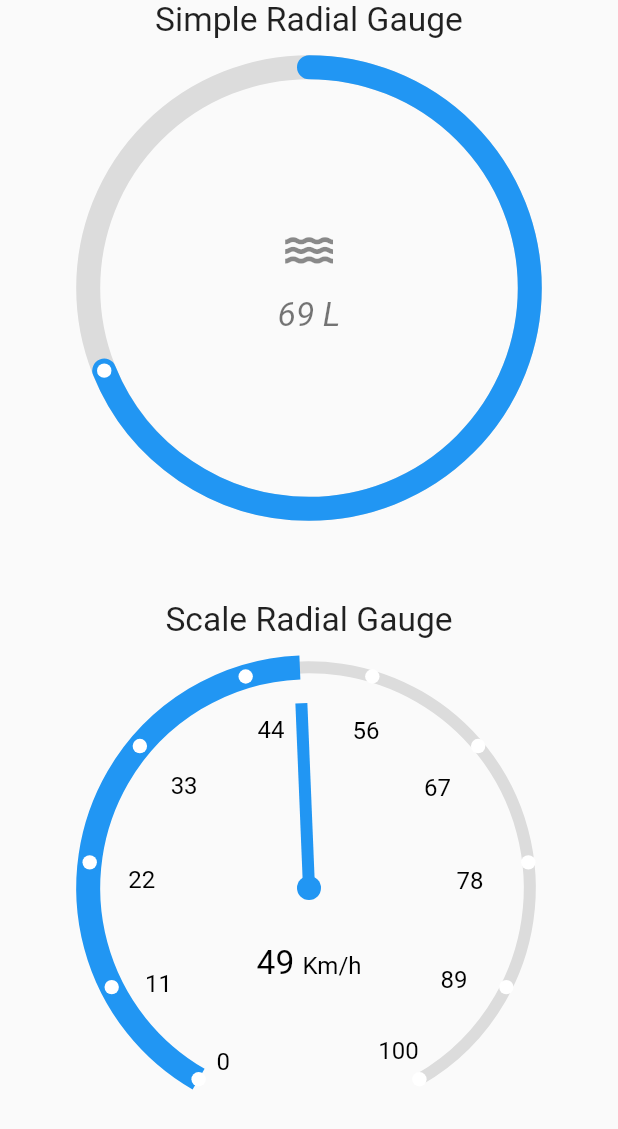
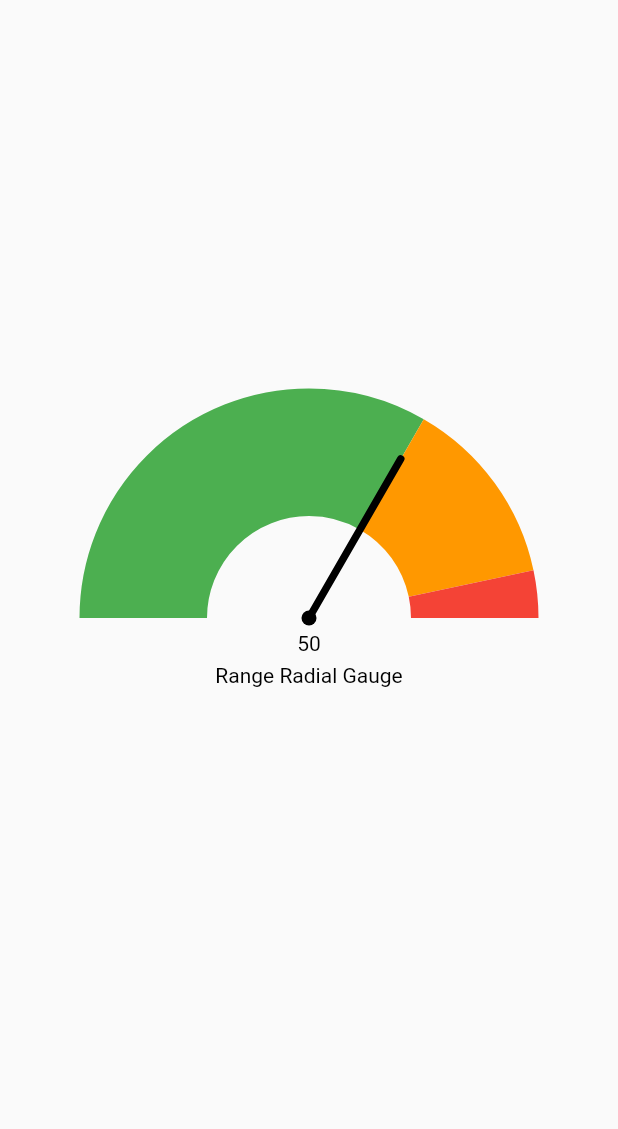
Before and after one commit to atsign-foundation/at_gauges, a Flutter app: the screen it shows after launch, on a phone screen of 412 x 824 dp. Shown: the top 1129 px of the screen. Run offline on Flutter 3.47's test engine with Material 2 defaults, Android fonts, the phone set to English and light mode, and no system bars.

Commit message:
feat: edit the gauge

```diff
--- a/at_radial_gauges/example/lib/main.dart
+++ b/at_radial_gauges/example/lib/main.dart
@@ -1,5 +1,6 @@
 import 'package:at_radial_gauges/at_radial_gauges.dart';
 import 'package:flutter/material.dart';
+import 'package:at_radial_gauges/at_radial_gauges.dart';
 
 void main() {
   runApp(const MyApp());
@@ -27,42 +28,40 @@ class MyGauges extends StatelessWidget {
 
   @override
   Widget build(BuildContext context) {
+    double sizeWidth = MediaQuery.of(context).size.width - 50;
     return Scaffold(
-      // appBar: AppBar(title: const Text('Radial Gauges')),
       body: SafeArea(
-        child: ListView(
-          children: const [
-            SimpleRadialGauge(
-              actualValue: 70,
-              maxValue: 100,
-              // Optional Parameters
-              minValue: 0,
-              title: Text('Simple Radial Gauge'),
-              titlePosition: TitlePosition.top,
-              unit: 'L',
-              icon: Icon(Icons.water),
-              pointerColor: Colors.blue,
-              decimalPlaces: 0,
-              isAnimate: true,
-              animationDuration: 2000,
-              size: 400,
-            ),
-            ScaleRadialGauge(
-              maxValue: 100,
-              actualValue: 50,
-              // Optional Parameters
-              minValue: 0,
-              size: 400,
-              title: Text('Scale Radial Gauge'),
-              titlePosition: TitlePosition.top,
-              pointerColor: Colors.blue,
-              needleColor: Colors.blue,
-              decimalPlaces: 0,
-              isAnimate: true,
-              animationDuration: 2000,
-              unit: TextSpan(text: 'Km/h', style: TextStyle(fontSize: 10)),
-            ),
-          ],
+        child: Center(
+          child: RangeRadialGauge(
+            size: sizeWidth,
+            rangeStrokeWidth: 85,
+            maxValue: 75,
+            actualValue: 50,
+            startDegree: 180,
+            maxDegree: 180,
+            title: 'Range Radial Gauge',
+            titlePosition: TitlePosition.bottom,
+            ranges: [
+              Range(
+                label: 'slow',
+                lowerLimit: 0,
+                upperLimit: 50,
+                backgroundColor: Colors.green,
+              ),
+              Range(
+                label: 'medium',
+                lowerLimit: 50,
+                upperLimit: 70,
+                backgroundColor: Colors.orange,
+              ),
+              Range(
+                label: 'fast',
+                lowerLimit: 70,
+                upperLimit: 75,
+                backgroundColor: Colors.red,
+              ),
+            ],
+          ),
         ),
       ),
     );
--- a/at_radial_gauges/lib/at_radial_gauges.dart
+++ b/at_radial_gauges/lib/at_radial_gauges.dart
@@ -3,5 +3,6 @@ library at_radial_gauges;
 
 export 'src/radial_gauges/scale_radial_gauge.dart';
 export 'src/radial_gauges/simple_radial_gauge.dart';
+export 'src/radial_gauges/range_radial_gauge.dart';
 export 'src/utils/enums.dart';
 export 'src/utils/range.dart';
--- a/at_radial_gauges/lib/src/utils/constants.dart
+++ b/at_radial_gauges/lib/src/utils/constants.dart
@@ -1,5 +1,5 @@
 const kDefaultAnimationDuration = 1000;
 const kNoAnimationDuration = 0;
 
-const double kDefaultRangeGaugeMaxDegree = 300;
+const double kDefaultRangeGaugeMaxDegree = 360;
 const double kDefaultRangeGaugeStartDegree = 180;
```
Also changed, not shown: at_radial_gauges/lib/src/painters/range_radial_gauge_painter.dart (+45 -11 lines), at_radial_gauges/lib/src/radial_gauges/range_radial_gauge.dart (+27 -22 lines).
